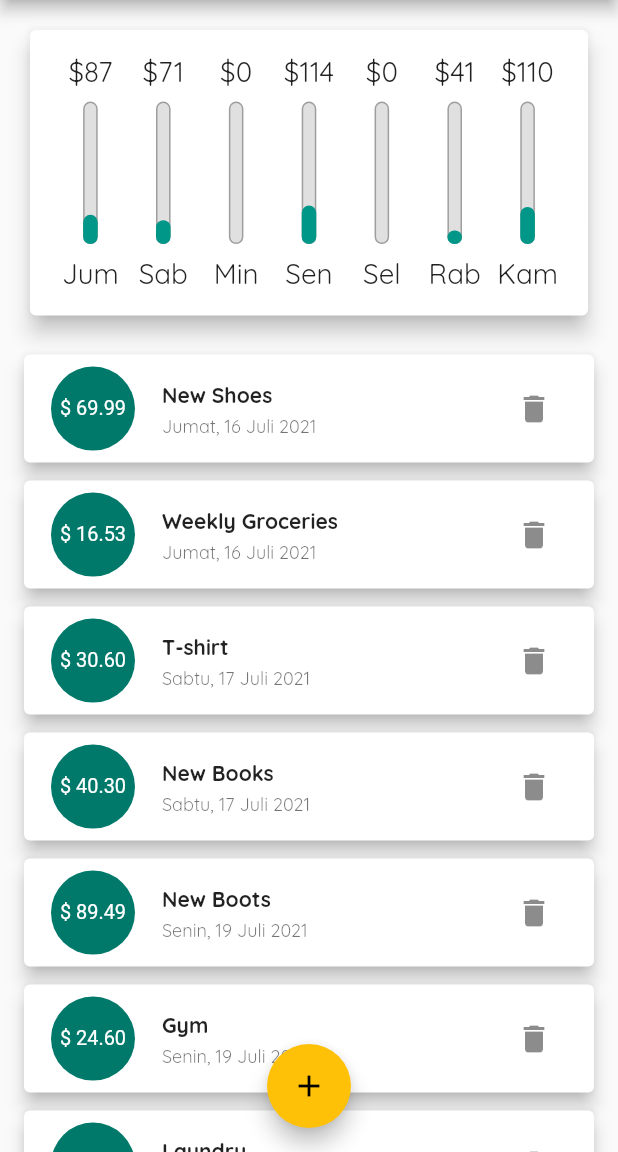
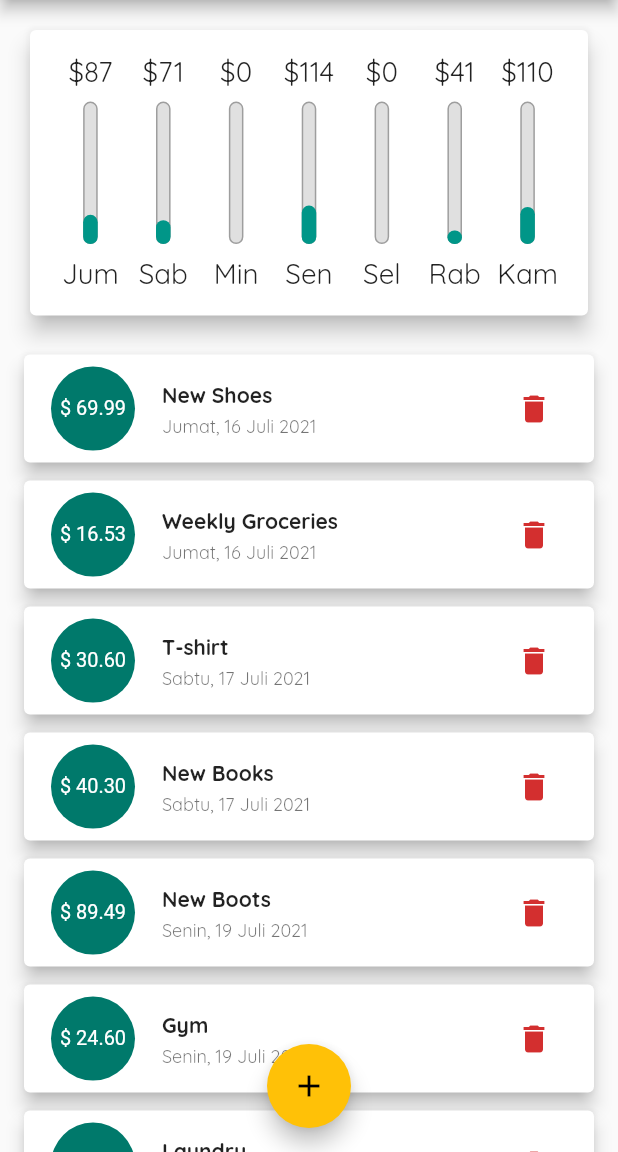
Before and after one commit to Dzaky02/expenses_app, a Flutter app: the screen it shows after launch, on a phone screen of 412 x 824 dp, the part 84-1236 px from its top. Run offline on Flutter 3.47's test engine with Material 2 defaults, Android fonts, the phone set to English and light mode, and no system bars; our stand-ins replace google_fonts.

Commit message:
Using the Device Size in Conditions.

```diff
--- a/lib/widgets/transaction_list.dart
+++ b/lib/widgets/transaction_list.dart
@@ -56,10 +56,20 @@ class TransactionList extends StatelessWidget {
                   ),
                   style: Theme.of(context).textTheme.caption,
                 ),
-                trailing: IconButton(
-                  onPressed: () => deleteTransaction(transactions[index].id),
-                  icon: Icon(Icons.delete),
-                ),
+                trailing: MediaQuery.of(context).size.width > 460
+                    ? TextButton.icon(
+                        onPressed: () =>
+                            deleteTransaction(transactions[index].id),
+                        icon: Icon(Icons.delete),
+                        label: Text('delete'),
+                        style: TextButton.styleFrom(
+                            primary: Theme.of(context).errorColor),
+                      )
+                    : IconButton(
+                        onPressed: () =>
+                            deleteTransaction(transactions[index].id),
+                        icon: Icon(Icons.delete),
+                        color: Theme.of(context).errorColor),
               ),
             ),
           );
```
